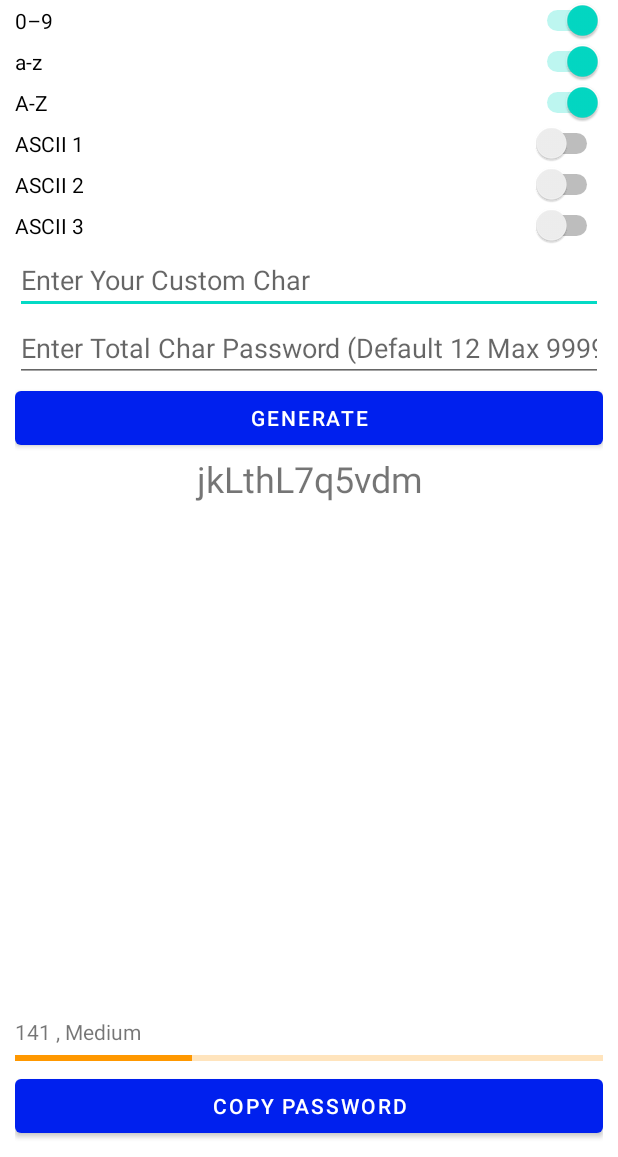
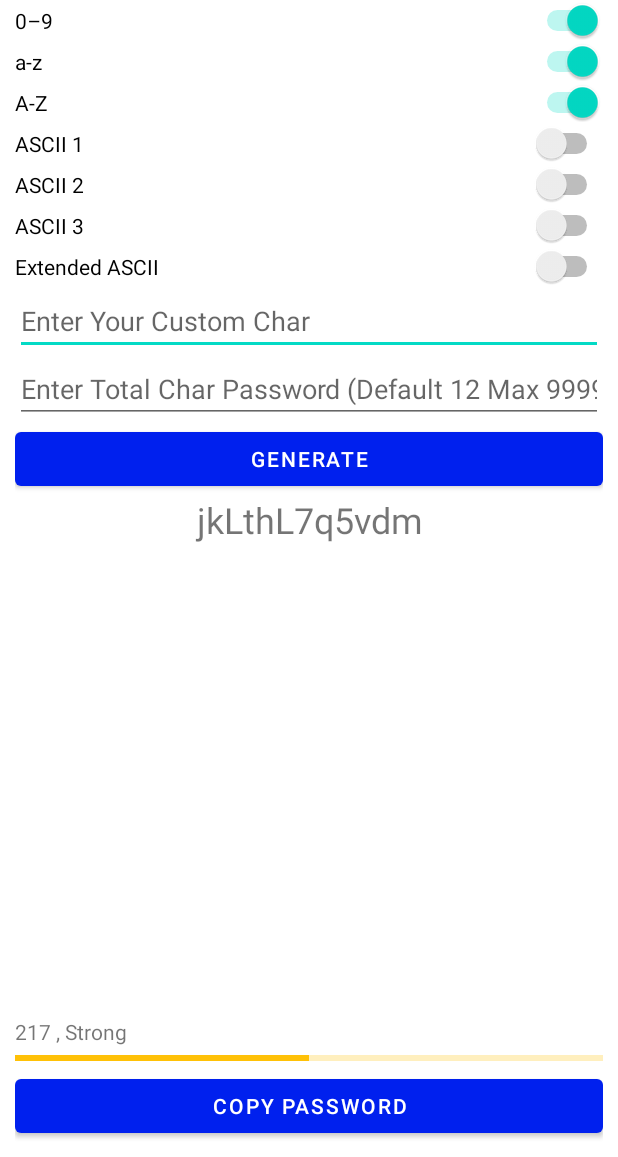
Before and after one commit to amsatrio/PembangkitSandi, an Android app: the screen it shows after launch (MainActivity), after a tap on "GENERATE", on a phone screen of 412 x 824 dp, the part 79-1236 px from its top. Run offline under Robolectric (Android 15) with nearby library versions, the phone set to English and light mode, and no system bars.

Commit message:
fix Password Checker Algorithm

```diff
--- a/app/src/main/java/com/ams64/pembangkitsandi/MainActivity.kt
+++ b/app/src/main/java/com/ams64/pembangkitsandi/MainActivity.kt
@@ -66,11 +66,7 @@ class MainActivity : AppCompatActivity() {
 
         val progressBarGaugePassword: ProgressBar = findViewById(R.id.progressBarGaugePassword)
 
-        var countPassword = 12
 
-        if(editTextNumberCountPassword.text.isNotEmpty()){
-            countPassword = editTextNumberCountPassword.text.toString().toInt()
-        }
 
         var stringTemp = ""
         var stringResult = ""
@@ -106,33 +102,51 @@ class MainActivity : AppCompatActivity() {
         }
 
         var stringExtendedASCII = ""
-        for (i in listOf(128..175)){
+        for (i in listOf(161..254)){
             for (j in i){
                 stringExtendedASCII += j.toChar()
             }
         }
 
+
+        var countPassword: Int
         buttonGenerate.setOnClickListener{
+            textViewResult.text = "Please Wait..."
+            var scorePass = 0
+
+            countPassword = if(editTextNumberCountPassword.text.isNotEmpty()){
+                editTextNumberCountPassword.text.toString().toInt()
+            } else {
+                12
+            }
+
             if(switch09.isChecked){
                 stringTemp += string09
+                scorePass++
             }
             if(switchAZBig.isChecked){
                 stringTemp += stringAZBig
+                scorePass++
             }
             if(switchAZSmall.isChecked){
                 stringTemp += stringAZSmall
+                scorePass++
             }
             if(switchCustom1.isChecked){
                 stringTemp += stringCustom1
+                scorePass += 2
             }
             if(switchCustom2.isChecked){
                 stringTemp += stringCustom2
+                scorePass += 2
             }
             if(switchCustom3.isChecked){
                 stringTemp += stringCustom3
+                scorePass += 2
             }
             if(switchExtendedASCII.isChecked){
                 stringTemp += stringExtendedASCII
+                scorePass += 2
             }
             if(editTextTextYourCustomChar.text.isNotEmpty()){
                 stringTemp += editTextTextYourCustomChar.text
@@ -141,6 +155,9 @@ class MainActivity : AppCompatActivity() {
                 stringTemp += string09
                 stringTemp += stringAZBig
                 stringTemp += stringAZSmall
+                scorePass += 3
+            } else {
+                scorePass += 2
             }
 
 
@@ -148,64 +165,73 @@ class MainActivity : AppCompatActivity() {
                 countPassword = editTextNumberCountPassword.text.toString().toInt()
             }
 
-
             for(i in 0 until countPassword){
                 stringResult += stringTemp[(Math.random()*stringTemp.length).toInt()]
             }
             textViewResult.text = stringResult
             stringTemp = ""
 
-            val byteTempArray = stringResult.toByteArray(Charset.defaultCharset())
-            val byteTemp = byteTempArray.sum()/8
+            for(i in 2..13){
+                if(scorePass == i){
+                    scorePass += i
+                }
+            }
+
+            var c = 0
+            for (i in stringResult.indices) {
+                c += stringResult.toByteArray(Charsets.ISO_8859_1)[i].toUByte().toInt()
+            }
+            val byteTemp = scorePass*c/(13*8)
+
 
             when {
-                byteTemp <= 80 -> {
+                byteTemp <= 100 -> {
                     progressBarGaugePassword.progressDrawable.setColorFilter(
                         Color.parseColor("#FFE91E63"), android.graphics.PorterDuff.Mode.SRC_IN)
                     progressBarGaugePassword.progress = 10
                     textViewGaugePassword.text = "$byteTemp , Weak"
                 }
-                byteTemp in 81..160 -> {
+                byteTemp in 101..200 -> {
                     progressBarGaugePassword.progressDrawable.setColorFilter(
                         Color.parseColor("#FFFF9800"), android.graphics.PorterDuff.Mode.SRC_IN)
                     progressBarGaugePassword.progress = 30
                     textViewGaugePassword.text = "$byteTemp , Medium"
                 }
-                byteTemp in 161..320 -> {
+                byteTemp in 201..400 -> {
                     progressBarGaugePassword.progressDrawable.setColorFilter(
                         Color.parseColor("#FFFFC107"), android.graphics.PorterDuff.Mode.SRC_IN)
                     progressBarGaugePassword.progress = 50
                     textViewGaugePassword.text = "$byteTemp , Strong"
                 }
-                byteTemp in 321..480 -> {
+                byteTemp in 401..600 -> {
                     progressBarGaugePassword.progressDrawable.setColorFilter(
                         Color.parseColor("#FF4CAF50"), android.graphics.PorterDuff.Mode.SRC_IN)
                     progressBarGaugePassword.progress = 70
                     textViewGaugePassword.text = "$byteTemp , Super"
                 }
-                byteTemp in 481..800 -> {
+                byteTemp in 601..900 -> {
                     progressBarGaugePassword.progressDrawable.setColorFilter(
                         Color.parseColor("#FF00BCD4"), android.graphics.PorterDuff.Mode.SRC_IN)
                     progressBarGaugePassword.progress = 90
                     textViewGaugePassword.text = "$byteTemp , Super Strong"
                 }
-                byteTemp in 801..10000 -> {
+                byteTemp in 901..16000 -> {
                     progressBarGaugePassword.progressDrawable.setColorFilter(
                         Color.parseColor("#FF3F51B5"), android.graphics.PorterDuff.Mode.SRC_IN)
                     progressBarGaugePassword.progress = 99
-                    textViewGaugePassword.text = "$byteTemp , Strongest"
+                    textViewGaugePassword.text = "$byteTemp , Ultra Strong"
                 }
                 else -> {
                     progressBarGaugePassword.progressDrawable.setColorFilter(
                         Color.parseColor("#FF9C27B0"), android.graphics.PorterDuff.Mode.SRC_IN)
                     progressBarGaugePassword.progress = 100
-                    textViewGaugePassword.text = "$byteTemp , Ahlan Wa Sahlan"
+                    textViewGaugePassword.text = "$byteTemp , :)"
                 }
             }
             stringResult = ""
         }
 
-        textViewResult.setOnClickListener{
+        textViewResult.setOnLongClickListener{
             clipData = ClipData.newPlainText("text", textViewResult.text)
             clipData?.let { it1 -> clipboardManager?.setPrimaryClip(it1) }
 
@@ -216,11 +242,12 @@ class MainActivity : AppCompatActivity() {
                 }
 
                 override fun onFinish() {
-                    clipData = ClipData.newPlainText("", "")
+                    clipData = ClipData.newPlainText("text", "")
                     clipData?.let { it1 -> clipboardManager?.setPrimaryClip(it1) }
                 }
             }
             timer.start()
+            true
         }
 
         buttonCopy.setOnClickListener{
@@ -234,7 +261,7 @@ class MainActivity : AppCompatActivity() {
                 }
 
                 override fun onFinish() {
-                    clipData = ClipData.newPlainText("", "")
+                    clipData = ClipData.newPlainText("text", "")
                     clipData?.let { it1 -> clipboardManager?.setPrimaryClip(it1) }
                 }
             }
--- a/app/src/main/res/layout/activity_main.xml
+++ b/app/src/main/res/layout/activity_main.xml
@@ -49,7 +49,7 @@
             android:layout_height="match_parent"
             android:layout_weight="1"
             android:gravity="center_vertical"
-            android:text="Pembangkit Sandi"
+            android:text="@string/app_name"
             android:textColor="@color/white"
             android:textSize="24sp"
             android:textStyle="bold" />
@@ -60,7 +60,8 @@
             android:layout_height="wrap_content"
             android:visibility="gone"
             app:srcCompat="@drawable/ic_darkmode"
-            tools:ignore="VectorDrawableCompat" />
+            tools:ignore="VectorDrawableCompat"
+            android:contentDescription="@string/buttonDarkTheme" />
     </LinearLayout>
 
     <LinearLayout
@@ -122,7 +123,6 @@
             android:layout_width="match_parent"
             android:layout_height="wrap_content"
             android:text="@string/switch_extended_ascii"
-            android:visibility="gone"
             tools:ignore="UseSwitchCompatOrMaterialXml" />
 
         <EditText
@@ -132,7 +132,8 @@
             android:ems="10"
             android:hint="@string/editTextTextYourCustomChar"
             android:inputType="textPersonName"
-            tools:ignore="LabelFor" />
+            tools:ignore="LabelFor"
+            android:importantForAutofill="no" />
 
         <EditText
             android:id="@+id/editTextNumberCountPassword"
@@ -142,7 +143,8 @@
             android:hint="@string/editTextNumberCountPassword"
             android:inputType="number"
             android:maxLength="4"
-            android:singleLine="true" />
+            android:singleLine="true"
+            android:importantForAutofill="no" />
 
         <Button
             android:id="@+id/buttonGenerate"
--- a/app/src/main/res/values/strings.xml
+++ b/app/src/main/res/values/strings.xml
@@ -30,6 +30,7 @@
     <string name="switchCustom3">ASCII 3</string>
     <string name="editTextNumberCountPassword">Enter Total Char Password (Default 12 Max 9999)</string>
     <string name="buttonGenerate">Generate</string>
+    <string name="buttonDarkTheme">Dark Theme</string>
     <string name="textViewResult">Result Here</string>
     <string name="textViewGaugePassword">Strength Password</string>
     <string name="buttonCopy">Copy Password</string>
```
